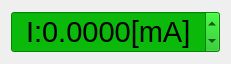
This is software/voltamp/src/dc_current_wnd.ui in z80/voltamper as Qt 5 draws it before an edit. The edited form follows.
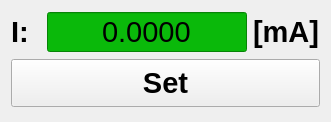
This is the edited form.

```diff
--- a/software/voltamp/src/dc_current_wnd.ui
+++ b/software/voltamp/src/dc_current_wnd.ui
@@ -6,8 +6,8 @@
    <rect>
     <x>0</x>
     <y>0</y>
-    <width>231</width>
-    <height>63</height>
+    <width>331</width>
+    <height>122</height>
    </rect>
   </property>
   <property name="font">
@@ -22,7 +22,22 @@
   </property>
   <layout class="QVBoxLayout" name="verticalLayout">
    <item>
+    <layout class="QHBoxLayout" name="horizontalLayout">
+     <item>
+      <widget class="QLabel" name="label">
+       <property name="text">
+        <string>I:</string>
+       </property>
+      </widget>
+     </item>
+     <item>
     <widget class="QDoubleSpinBox" name="value">
+       <property name="minimumSize">
+        <size>
+         <width>200</width>
+         <height>40</height>
+        </size>
+       </property>
      <property name="font">
       <font>
        <family>MS Shell Dlg 2</family>
@@ -46,11 +61,17 @@
      <property name="alignment">
       <set>Qt::AlignCenter</set>
      </property>
+       <property name="buttonSymbols">
+        <enum>QAbstractSpinBox::NoButtons</enum>
+       </property>
+       <property name="correctionMode">
+        <enum>QAbstractSpinBox::CorrectToNearestValue</enum>
+       </property>
      <property name="prefix">
-      <string>I:</string>
+        <string/>
      </property>
      <property name="suffix">
-      <string>[mA]</string>
+        <string/>
      </property>
      <property name="decimals">
       <number>4</number>
@@ -67,6 +88,38 @@
     </widget>
    </item>
    <item>
+      <widget class="QLabel" name="label_2">
+       <property name="text">
+        <string>[mA]</string>
+       </property>
+      </widget>
+     </item>
+    </layout>
+   </item>
+   <item>
+    <layout class="QHBoxLayout" name="horizontalLayout_2">
+     <item>
+      <widget class="QPushButton" name="set">
+       <property name="sizePolicy">
+        <sizepolicy hsizetype="Expanding" vsizetype="Fixed">
+         <horstretch>0</horstretch>
+         <verstretch>0</verstretch>
+        </sizepolicy>
+       </property>
+       <property name="minimumSize">
+        <size>
+         <width>256</width>
+         <height>48</height>
+        </size>
+       </property>
+       <property name="text">
+        <string>Set</string>
+       </property>
+      </widget>
+     </item>
+    </layout>
+   </item>
+   <item>
     <spacer name="verticalSpacer">
      <property name="orientation">
       <enum>Qt::Vertical</enum>
@@ -74,7 +127,7 @@
      <property name="sizeHint" stdset="0">
       <size>
        <width>20</width>
-       <height>40</height>
+       <height>2</height>
       </size>
      </property>
     </spacer>
```
Lines whose indentation alone changed are shown as unchanged.
